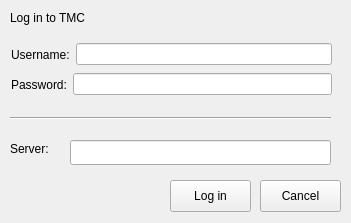
The window that loginscreen.ui (TestMyQt/Qt-CreatorTMC) describes before a commit, drawn with Qt 5.
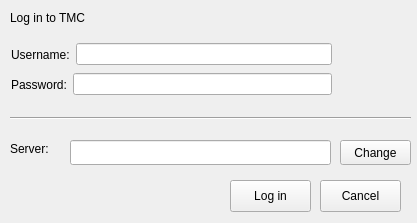
The same window after the commit.

Commit message: Finished Settings window redesign - Server address is set in login window, after the set the client credentials are fetched - If Settings window is opened without being authenticated, login is prompted instead - In Settings you choose Organization and Course, which are rememebered to next session - Error message popped if working directory not set in Settings. - Some changed in exercises/courses qsettings. - Longest commit known to mankind, my bad *is ashamed*

Patch:
```diff
--- a/loginscreen.ui
+++ b/loginscreen.ui
@@ -6,7 +6,7 @@
    <rect>
     <x>0</x>
     <y>0</y>
-    <width>351</width>
+    <width>417</width>
     <height>223</height>
    </rect>
   </property>
@@ -16,7 +16,7 @@
   <widget class="QPushButton" name="cancelbutton">
    <property name="geometry">
     <rect>
-     <x>260</x>
+     <x>320</x>
      <y>180</y>
      <width>81</width>
      <height>32</height>
@@ -29,7 +29,7 @@
   <widget class="QPushButton" name="loginbutton">
    <property name="geometry">
     <rect>
-     <x>170</x>
+     <x>230</x>
      <y>180</y>
      <width>81</width>
      <height>32</height>
@@ -105,7 +105,7 @@
     <rect>
      <x>10</x>
      <y>110</y>
-     <width>321</width>
+     <width>401</width>
      <height>16</height>
     </rect>
    </property>
@@ -134,6 +134,22 @@
      <width>261</width>
      <height>25</height>
     </rect>
+   </property>
+   <property name="readOnly">
+    <bool>true</bool>
+   </property>
+  </widget>
+  <widget class="QPushButton" name="serverButton">
+   <property name="geometry">
+    <rect>
+     <x>340</x>
+     <y>140</y>
+     <width>71</width>
+     <height>25</height>
+    </rect>
+   </property>
+   <property name="text">
+    <string>Change</string>
    </property>
   </widget>
  </widget>
```
The commit also changes 10 other files.
